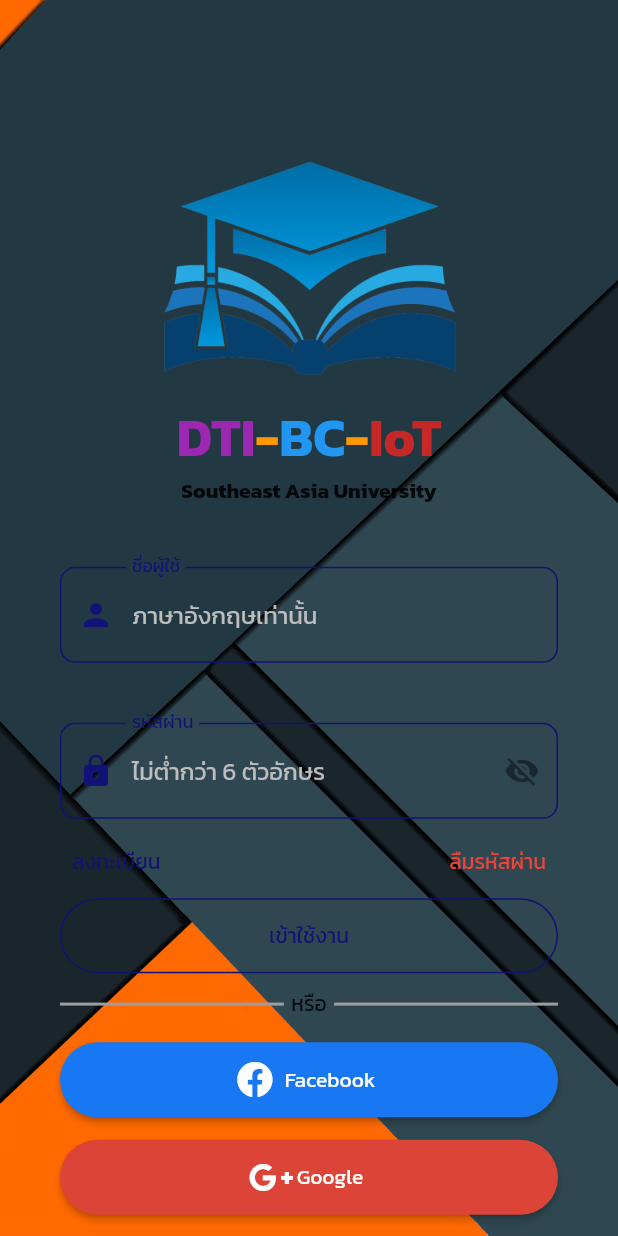
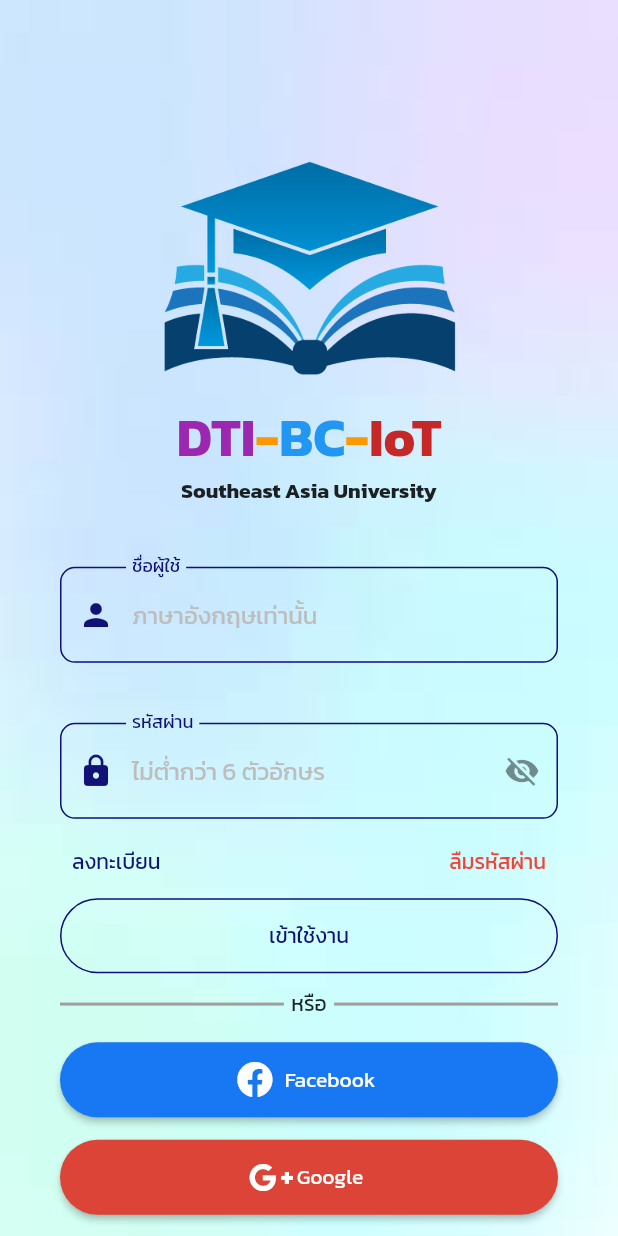
Before and after one commit to s6252410017/flutter_app_sau2, a Flutter app: the screen it shows after launch, on a phone screen of 412 x 824 dp. Run offline on Flutter 3.47's test engine with Material 2 defaults, Android fonts, the phone set to English and light mode, and no system bars; our stand-ins replace font_awesome_flutter.

Commit message:
Code V.3 : Do BG

```diff
--- a/lib/view/login_ui.dart
+++ b/lib/view/login_ui.dart
@@ -19,7 +19,7 @@ class _LoginUIState extends State<LoginUI> {
             decoration: BoxDecoration(
               image: DecorationImage(
                 image:  AssetImage(
-                  'assets/images/bg.png',
+                  'assets/images/bg.jpg',
                 ),
                 fit: BoxFit.cover,
               ),
--- a/pubspec.yaml
+++ b/pubspec.yaml
@@ -63,7 +63,6 @@ flutter:
   # example:
   assets:
     - assets/images/education.png
-    - assets/images/bg.png
     - assets/images/bg.jpg
 
   fonts:
```
